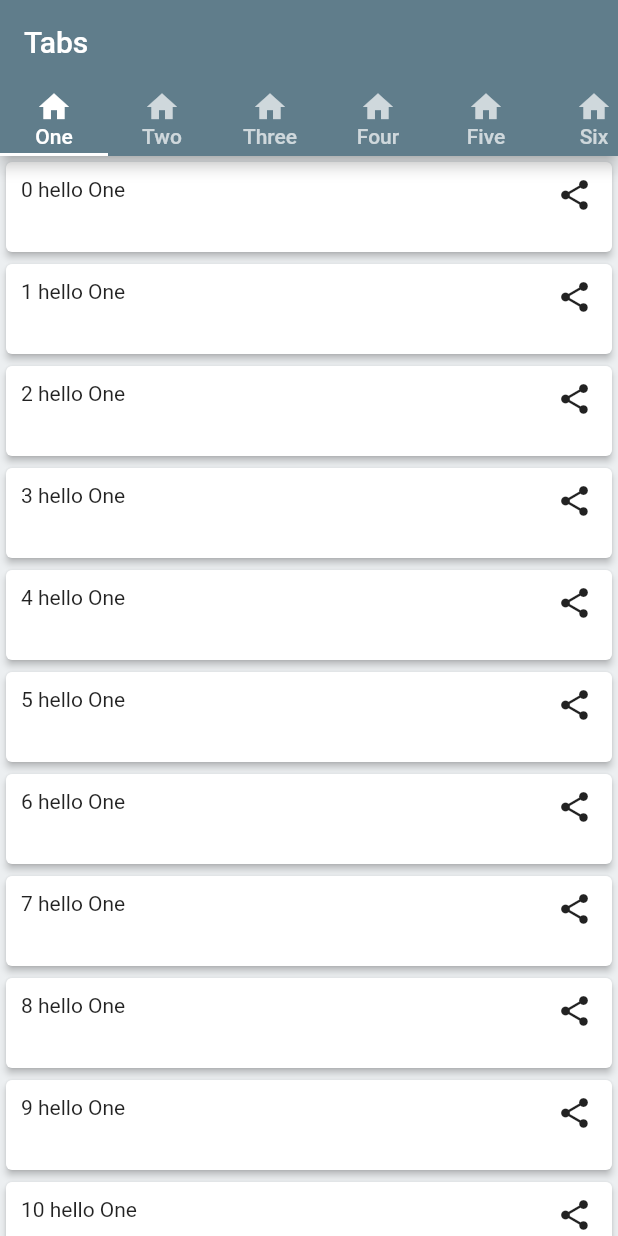
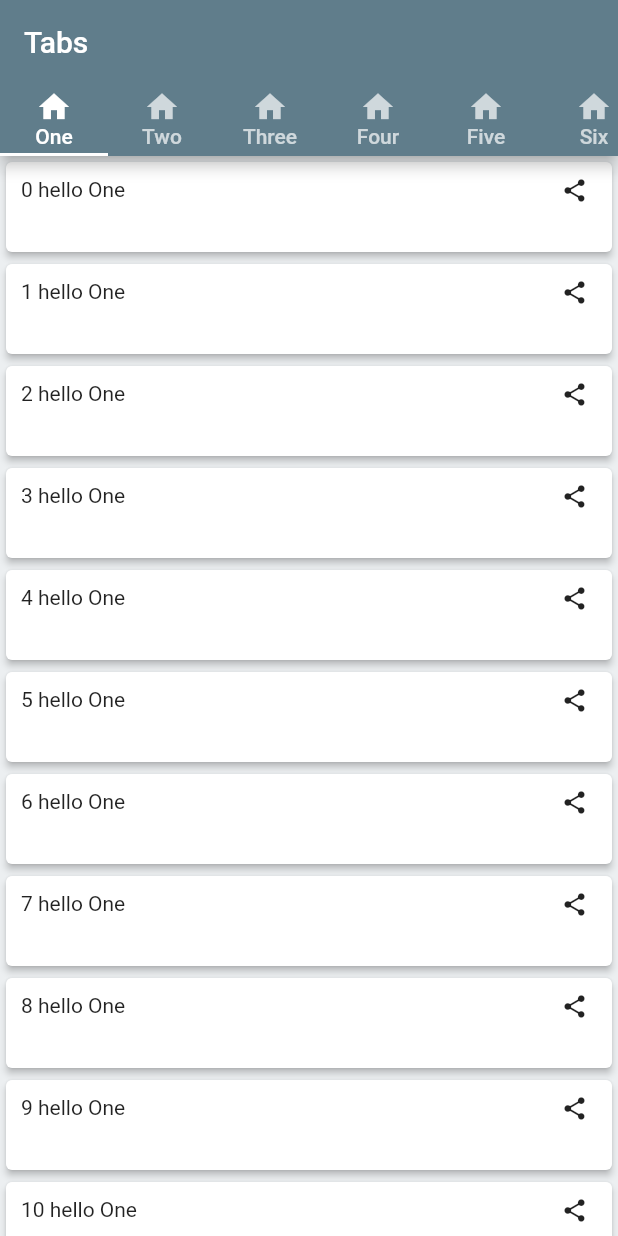
Before and after one commit to nirav4273/flutter-tabbar-dynamic, a Flutter app: the screen it shows after launch, on a phone screen of 412 x 824 dp. Run offline on Flutter 3.47's test engine with Material 2 defaults, Android fonts, the light colour scheme and no system bars; our stand-ins replace share.

Commit message:
Change icon size

```diff
--- a/lib/CustomCardView.dart
+++ b/lib/CustomCardView.dart
@@ -35,7 +35,7 @@ class CustomCardView extends StatelessWidget {
                       onTap: (){
                         Share.share("hello $index");
                       },
-                      child: Icon(Icons.share),
+                      child: Icon(Icons.share,size: 18.0,),
                     )
                 ),
               )
```
